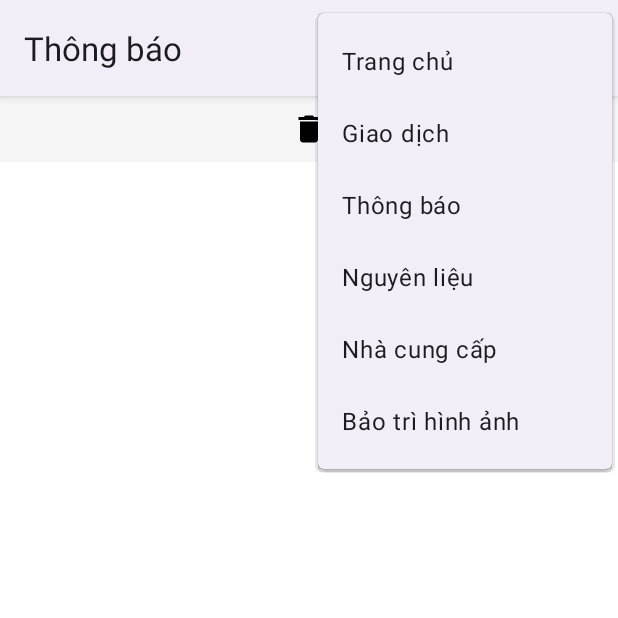
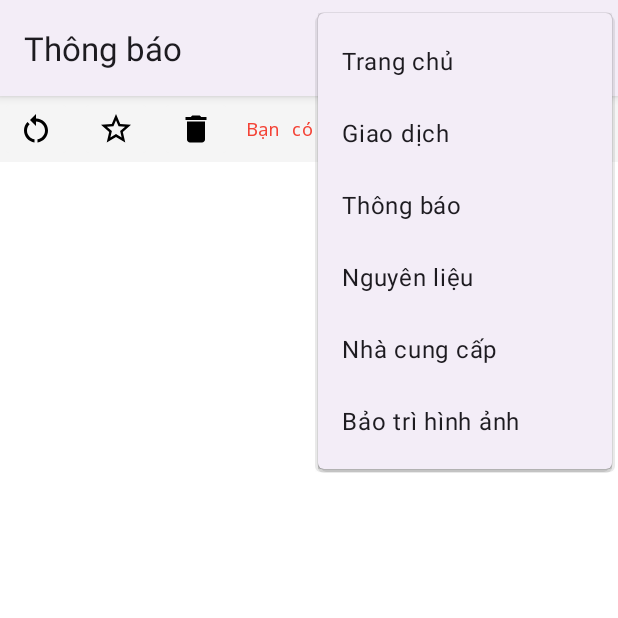
Before and after one commit to Icegozi/Restaurant-Ingredients-management, an Android app: the ThongBao screen opened directly, with no data from a screen before it, with the options menu open, on a phone screen of 412 x 824 dp, the top half of it. Run offline under Robolectric (Android 15) with nearby library versions, the phone set to English and light mode, and no system bars.

Commit message:
hoàn thành chức năng thông báo

```diff
--- a/app/build.gradle.kts
+++ b/app/build.gradle.kts
@@ -40,6 +40,6 @@ dependencies {
     testImplementation(libs.junit)
     androidTestImplementation(libs.ext.junit)
     androidTestImplementation(libs.espresso.core)
-    implementation("androidx.work:work-runtime:2.8.1")
+    implementation("androidx.work:work-runtime:2.9.0")
 
 }
--- a/app/src/main/java/com/example/restaurant_ingredients_management/MainActivity.java
+++ b/app/src/main/java/com/example/restaurant_ingredients_management/MainActivity.java
@@ -17,12 +17,13 @@ import androidx.work.WorkManager;
 
 import com.example.restaurant_ingredients_management.Database.CreateDatabase;
 import com.example.restaurant_ingredients_management.Utils.NotificationUtils;
+import com.example.restaurant_ingredients_management.Utils.WorkManagerScheduler;
 import com.example.restaurant_ingredients_management.View.GiaoDich;
 import com.example.restaurant_ingredients_management.View.HinhAnh;
 import com.example.restaurant_ingredients_management.View.NguyenLieu;
 import com.example.restaurant_ingredients_management.View.NhaCungCap;
 import com.example.restaurant_ingredients_management.View.ThongBao;
-import com.example.restaurant_ingredients_management.Workers.IngredientCheckWorker;
+
 
 import java.util.concurrent.TimeUnit;
 
@@ -42,7 +43,8 @@ public class MainActivity extends AppCompatActivity {
         setTitle("Trang chủ");
         CreateDatabase createDatabase = new CreateDatabase(MainActivity.this);
         createDatabase.open();
-
+        // Lên lịch kiểm tra nguyên liệu định kỳ
+        WorkManagerScheduler.scheduleStockCheck(this);
 
 
     }
--- a/app/src/main/java/com/example/restaurant_ingredients_management/Utils/NotificationUtils.java
+++ b/app/src/main/java/com/example/restaurant_ingredients_management/Utils/NotificationUtils.java
@@ -21,7 +21,7 @@ import com.example.restaurant_ingredients_management.R;
 public class NotificationUtils extends Application {
 
     public static final String CHANNEL_ID = "stock_alert_channel";
-    public static final int NOTIFICATION_ID = 100;
+//    public static final int NOTIFICATION_ID = 100;
 
     @Override
     public void onCreate(){
--- a/app/src/main/java/com/example/restaurant_ingredients_management/View/ThongBao.java
+++ b/app/src/main/java/com/example/restaurant_ingredients_management/View/ThongBao.java
@@ -6,8 +6,10 @@ import android.os.Bundle;
 import android.view.Menu;
 import android.view.MenuItem;
 import android.view.View;
+import android.widget.AdapterView;
 import android.widget.ImageButton;
 import android.widget.ListView;
+import android.widget.TextView;
 import android.widget.Toast;
 
 import androidx.activity.EdgeToEdge;
@@ -35,7 +37,8 @@ public class ThongBao extends AppCompatActivity {
     private QuanLyThongBaoController thongBaoController;
     private QuanLyNguyenLieuController nguyenLieuController;
     private NotificationAdapter notificationAdapter; // Custom adapter cho thông báo
-    private ImageButton btnXoa;
+    private ImageButton btnXoa,btnStar,btnRestart;
+    private TextView tvSoLuong;
 
     @Override
     protected void onCreate(Bundle savedInstanceState) {
@@ -50,21 +53,46 @@ public class ThongBao extends AppCompatActivity {
         setTitle("Thông báo");
 
         // Ánh xạ view
+        anhXaThuocTinh();
+        // Tự động kiểm tra nguyên liệu khi mở ứng dụng
+//        nguyenLieuController.checkAndUpdateAlerts(this);
+        // Hiển thị danh sách thông báo
+        loadNotifications();
+        // Xóa tất cả thông báo
+        removeAllNotification();
+        // Hiển thị thông báo chưa đánh dấu
+        showUnResolvedAlerts();
+    }
+
+    private void anhXaThuocTinh(){
         lvThongBao = findViewById(R.id.lvThongBao);
         btnXoa = findViewById(R.id.btnXoa);
-
+        btnRestart = findViewById(R.id.btnRestart);
+        btnStar = findViewById(R.id.btnStar);
+        tvSoLuong = findViewById(R.id.tvSoLuong);
         // Khởi tạo controller
         thongBaoController = new QuanLyThongBaoController(this);
         nguyenLieuController = new QuanLyNguyenLieuController(this);
+    }
 
-        // Tự động kiểm tra nguyên liệu khi mở ứng dụng
-        checkAndUpdateAlerts();
+    private void showUnResolvedAlerts(){
+        btnStar.setOnClickListener(new View.OnClickListener() {
+            @Override
+            public void onClick(View view) {
+                List<StockAlert> alerts = thongBaoController.getUnresolvedAlerts();
+                notificationAdapter = new NotificationAdapter(view.getContext(), alerts, true); // Chế độ readonly
+                lvThongBao.setAdapter(notificationAdapter);
+                tvSoLuong.setText("Chưa xử lý: "+ alerts.size() );
+            }
+        });
 
-        // Hiển thị danh sách thông báo
-        loadNotifications();
 
-        // Xóa tất cả thông báo
-        removeAllNotification();
+        btnRestart.setOnClickListener(new View.OnClickListener() {
+            @Override
+            public void onClick(View view) {
+                loadNotifications();
+            }
+        });
     }
 
     private void removeAllNotification(){
@@ -95,15 +123,14 @@ public class ThongBao extends AppCompatActivity {
             }
         });
     }
-    private void checkAndUpdateAlerts() {
-        List<Ingredient> ingredients = nguyenLieuController.getAllIngredient();
-        AlertUtils.checkIngredients(this, ingredients);
-    }
+
+
 
     private void loadNotifications() {
         List<StockAlert> alerts = thongBaoController.getAllStockAlerts();
-        notificationAdapter = new NotificationAdapter(this, alerts);
+        notificationAdapter = new NotificationAdapter(this, alerts,false);
         lvThongBao.setAdapter(notificationAdapter);
+        tvSoLuong.setText("Bạn có "+ alerts.size() + " thông báo.");
     }
     @Override
     public boolean onCreateOptionsMenu(Menu menu) {
--- /dev/null
+++ b/app/src/main/res/drawable/baseline_restart_alt_24.xml
@@ -0,0 +1,7 @@
+<vector xmlns:android="http://schemas.android.com/apk/res/android" android:height="24dp" android:tint="#000000" android:viewportHeight="24" android:viewportWidth="24" android:width="24dp">
+
+    <path android:fillColor="@android:color/white" android:pathData="M12,5V2L8,6l4,4V7c3.31,0 6,2.69 6,6c0,2.97 -2.17,5.43 -5,5.91v2.02c3.95,-0.49 7,-3.85 7,-7.93C20,8.58 16.42,5 12,5z"/>
+
+    <path android:fillColor="@android:color/white" android:pathData="M6,13c0,-1.65 0.67,-3.15 1.76,-4.24L6.34,7.34C4.9,8.79 4,10.79 4,13c0,4.08 3.05,7.44 7,7.93v-2.02C8.17,18.43 6,15.97 6,13z"/>
+
+</vector>
--- /dev/null
+++ b/app/src/main/res/drawable/baseline_star_outline_24.xml
@@ -0,0 +1,5 @@
+<vector xmlns:android="http://schemas.android.com/apk/res/android" android:height="24dp" android:tint="#000000" android:viewportHeight="24" android:viewportWidth="24" android:width="24dp">
+
+    <path android:fillColor="@android:color/white" android:pathData="M22,9.24l-7.19,-0.62L12,2 9.19,8.63 2,9.24l5.46,4.73L5.82,21 12,17.27 18.18,21l-1.63,-7.03L22,9.24zM12,15.4l-3.76,2.27 1,-4.28 -3.32,-2.88 4.38,-0.38L12,6.1l1.71,4.04 4.38,0.38 -3.32,2.88 1,4.28L12,15.4z"/>
+
+</vector>
--- a/app/src/main/res/layout/activity_thong_bao.xml
+++ b/app/src/main/res/layout/activity_thong_bao.xml
@@ -10,15 +10,52 @@
     tools:context=".View.ThongBao">
 
 
-    <ImageButton
-        android:id="@+id/btnXoa"
+    <LinearLayout
         android:layout_width="wrap_content"
         android:layout_height="wrap_content"
+        android:orientation="horizontal">
 
-        android:backgroundTint="#F5F5F5"
-        android:layout_gravity="center"
-        android:src="@drawable/baseline_delete_24"
-        app:srcCompat="@drawable/baseline_delete_24" />
+        <ImageButton
+            android:id="@+id/btnRestart"
+            android:layout_width="wrap_content"
+            android:layout_height="wrap_content"
+            android:layout_weight="1"
+            android:backgroundTint="#F5F5F5"
+            android:src="@drawable/baseline_restart_alt_24"
+            app:srcCompat="@drawable/baseline_restart_alt_24" />
+
+        <ImageButton
+            android:id="@+id/btnStar"
+            android:layout_width="wrap_content"
+            android:layout_height="wrap_content"
+            android:layout_marginHorizontal="5dp"
+            android:layout_weight="1"
+            android:backgroundTint="#F5F5F5"
+            android:src="@drawable/baseline_star_outline_24"
+            app:srcCompat="@drawable/baseline_star_outline_24" />
+
+        <ImageButton
+            android:id="@+id/btnXoa"
+            android:layout_width="wrap_content"
+            android:layout_height="wrap_content"
+            android:layout_marginRight="10dp"
+            android:layout_gravity="center"
+            android:backgroundTint="#F5F5F5"
+            android:src="@drawable/baseline_delete_24"
+            app:srcCompat="@drawable/baseline_delete_24" />
+
+        <TextView
+            android:id="@+id/tvSoLuong"
+            android:layout_width="wrap_content"
+            android:layout_height="match_parent"
+            android:layout_weight="1"
+            android:fontFamily="monospace"
+            android:gravity="center_vertical"
+            android:text="You had 3 alert"
+            android:textAlignment="center"
+            android:textColor="#F44336"
+            android:textSize="12sp" />
+    </LinearLayout>
 
     <ListView
         android:id="@+id/lvThongBao"
```
Also changed, not shown: app/src/main/java/com/example/restaurant_ingredients_management/Controller/QuanLyNguyenLieuController.java (+8 -0 lines), app/src/main/java/com/example/restaurant_ingredients_management/Controller/QuanLyThongBaoController.java (+38 -0 lines), app/src/main/java/com/example/restaurant_ingredients_management/Database/QuanLyThongBaoDBO.java (+39 -0 lines), app/src/main/java/com/example/restaurant_ingredients_management/Fragment/NotificationAdapter.java (+36 -9 lines), app/src/main/java/com/example/restaurant_ingredients_management/Utils/WorkManagerScheduler.java (added, +36 -0 lines), app/src/main/java/com/example/restaurant_ingredients_management/View/NguyenLieu.java (+8 -3 lines), app/src/main/java/com/example/restaurant_ingredients_management/Workers/CheckStockWorker.java (added, +39 -0 lines), app/src/main/java/com/example/restaurant_ingredients_management/Workers/IngredientCheckWorker.java (deleted, +0 -35 lines).
